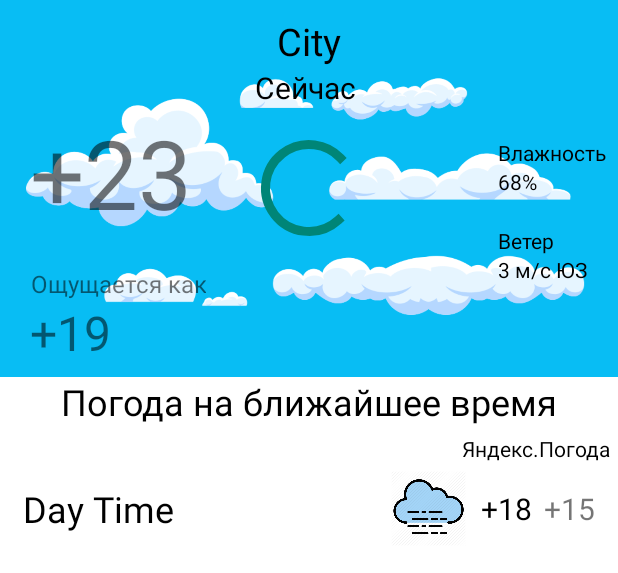
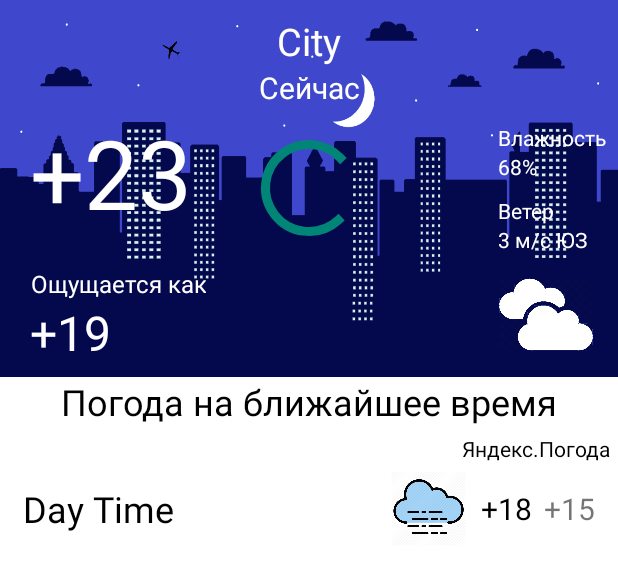
Before and after one commit to FarVoyager/WeatherApp, an Android app: the layout fragment_details.xml on its own in the app's theme, with its tools: preview values and no code run, on a phone screen of 412 x 824 dp. Shown: the top 573 px of the screen. Run offline under Robolectric (Android 15) with nearby library versions, the phone set to English and light mode, and no system bars.

Commit message:
added images for daytime and conditions info

```diff
--- a/app/src/main/java/com/example/weather/view/view/model/Weather.kt
+++ b/app/src/main/java/com/example/weather/view/view/model/Weather.kt
@@ -10,7 +10,8 @@ data class Weather(
     val feels_like: Int = 21,
     val humidity: String = "68%",
     val wind: String = "3 м/с  ЮЗ",
-    val condition: String = "rainy"
+    val condition: String = "rainy",
+    val daytime: String = "default"
         ) : Parcelable
 
 fun getDefaultCity() = City("Moscow", "Europe", 55.755826, 37.617299900000035)
--- a/app/src/main/java/com/example/weather/view/view/model/WeatherDTO.kt
+++ b/app/src/main/java/com/example/weather/view/view/model/WeatherDTO.kt
@@ -11,5 +11,6 @@ data class FactDTO(
     val feels_like: Int?,
     val humidity: String?,
     val wind_speed: String?,
-    val condition: String?
+    val condition: String?,
+    val daytime: String?
 )
--- a/app/src/main/java/com/example/weather/view/view/utils/DataUtils.kt
+++ b/app/src/main/java/com/example/weather/view/view/utils/DataUtils.kt
@@ -8,5 +8,5 @@ import com.example.weather.view.view.model.getDefaultCity
 
 fun convertDtoToModel(weatherDTO: WeatherDTO): List<Weather> {
     val fact: FactDTO = weatherDTO.fact!!
-    return listOf(Weather(getDefaultCity(), fact.temp!!, fact.feels_like!!, fact.humidity!!, fact.wind_speed!!, fact.condition!!))
+    return listOf(Weather(getDefaultCity(), fact.temp!!, fact.feels_like!!, fact.humidity!!, fact.wind_speed!!, fact.condition!!, fact.daytime!!))
 }
--- a/app/src/main/java/com/example/weather/view/view/viewmodel/DetailsViewModel.kt
+++ b/app/src/main/java/com/example/weather/view/view/viewmodel/DetailsViewModel.kt
@@ -38,7 +38,6 @@ class DetailsViewModel( //открытие коструктора
 
         override fun onResponse(call: Call<WeatherDTO>, response: Response<WeatherDTO>) {
             val serverResponse: WeatherDTO? = response.body()
-            println(response.body().toString() + " HUI!")
             detailsLiveData.postValue(
                 if (response.isSuccessful && serverResponse != null) {
                     checkResponse(serverResponse)
@@ -55,10 +54,11 @@ class DetailsViewModel( //открытие коструктора
         private fun checkResponse(serverResponse: WeatherDTO): AppState {
             val fact = serverResponse.fact
 
-            return if (fact?.temp == null || fact.feels_like == null || fact.condition.isNullOrEmpty()) {
+            return if (fact?.temp == null || fact.feels_like == null || fact.condition.isNullOrEmpty() || fact.daytime == null) {
                 AppState.Error(Throwable(CORRUPTED_DATA))
             } else {
                 AppState.Success(convertDtoToModel(serverResponse))
+
             }
         }
     }
--- a/app/src/main/res/layout/fragment_details.xml
+++ b/app/src/main/res/layout/fragment_details.xml
@@ -15,7 +15,7 @@
         android:layout_height="251dp"
         android:layout_gravity="center"
 
-        android:background="@drawable/sunny">
+        tools:background="@drawable/city_night1">
 
         <FrameLayout
             android:id="@+id/loadingLayout"
@@ -57,7 +57,7 @@
                     android:gravity="center"
                     android:textAlignment="center"
                     android:layout_weight="1"
-                    android:textColor="@color/black"
+                    android:textColor="@color/white"
                     android:textSize="25sp"
                     android:text="City"
  />
@@ -67,11 +67,9 @@
                     android:gravity="center"
                     android:textAlignment="center"
                     android:layout_weight="1"
-                    android:textColor="@color/black"
+                    android:textColor="@color/white"
                     android:textSize="20sp"
-                    android:text="Сейчас
-"
-                    />
+                    android:text="Сейчас"/>
 
             </LinearLayout>
 
@@ -100,6 +98,7 @@
                                 android:layout_height="match_parent"
                                 android:gravity="center"
                                 android:textSize="64sp"
+                                android:textColor="@color/white"
                                 tools:text="+"
                                 android:layout_marginLeft="@dimen/defaultMargin20dp"
                                 android:layout_marginStart="@dimen/defaultMargin20dp" />
@@ -110,6 +109,7 @@
                                 android:layout_height="match_parent"
                                 android:gravity="center"
                                 android:textSize="64sp"
+                                android:textColor="@color/white"
                                 android:text="23" />
 
                         </LinearLayout>
@@ -121,6 +121,7 @@
                             android:layout_marginLeft="@dimen/defaultMargin20dp"
                             android:layout_marginStart="@dimen/defaultMargin20dp"
                             android:gravity="center"
+                            android:textColor="@color/white"
                             android:textSize="16sp"
                             android:text="@string/sensedTitle" />
 
@@ -137,6 +138,7 @@
                                 android:layout_marginStart="@dimen/defaultMargin20dp"
                                 android:gravity="end"
                                 android:textSize="32sp"
+                                android:textColor="@color/white"
                                 tools:text="+" />
 
                             <TextView
@@ -145,6 +147,7 @@
                                 android:layout_height="match_parent"
                                 android:gravity="end"
                                 android:textSize="32sp"
+                                android:textColor="@color/white"
                                 android:text="19" />
 
                         </LinearLayout>
@@ -166,9 +169,9 @@
 
                             android:layout_width="80dp"
                             android:layout_height="wrap_content"
-                            android:layout_marginTop="@dimen/defaultMargin20dp"
+                            android:layout_marginTop="10dp"
                             android:layout_gravity="end"
-                            android:textColor="@color/black"
+                            android:textColor="@color/white"
                             android:text="@string/humidity" />
 
                         <TextView
@@ -176,15 +179,15 @@
                             android:layout_width="80dp"
                             android:layout_height="wrap_content"
                             android:layout_gravity="end"
-                            android:textColor="@color/black"
+                            android:textColor="@color/white"
                             android:text="68%" />
 
                         <TextView
                             android:layout_width="80dp"
                             android:layout_height="wrap_content"
                             android:layout_gravity="end"
-                            android:layout_marginTop="@dimen/defaultMargin20dp"
-                            android:textColor="@color/black"
+                            android:layout_marginTop="10dp"
+                            android:textColor="@color/white"
                             android:text="@string/windTitle" />
 
                         <TextView
@@ -192,8 +195,18 @@
                             android:layout_width="80dp"
                             android:layout_height="wrap_content"
                             android:layout_gravity="end"
-                            android:textColor="@color/black"
+                            android:textColor="@color/white"
                             android:text="@string/wind" />
+
+                        <ImageView
+                            android:id="@+id/weatherView"
+                            android:layout_width="65dp"
+                            android:layout_height="50dp"
+                            android:layout_gravity="end"
+                            android:layout_marginEnd="15dp"
+                            android:layout_marginRight="15dp"
+                            tools:background="@drawable/clouds"
+                            android:layout_marginTop="@dimen/margin_15_dp"/>
 
 
 
```
Also changed, not shown: app/src/main/java/com/example/weather/view/view/view/DetailsFragment.kt (+30 -17 lines), app/src/main/res/drawable/city_day.png (added), app/src/main/res/drawable/city_evening.png (added), app/src/main/res/drawable/city_morning.png (added), app/src/main/res/drawable/city_night1.png (added), app/src/main/res/drawable/clouds.png (added), app/src/main/res/drawable/cloudy.jpg (deleted), app/src/main/res/drawable/cloudy.png (added), app/src/main/res/drawable/rainy.jpg (deleted), app/src/main/res/drawable/rainy.png (added), app/src/main/res/drawable/sunny.png, app/src/main/res/drawable/weather_background.jpg (deleted).
